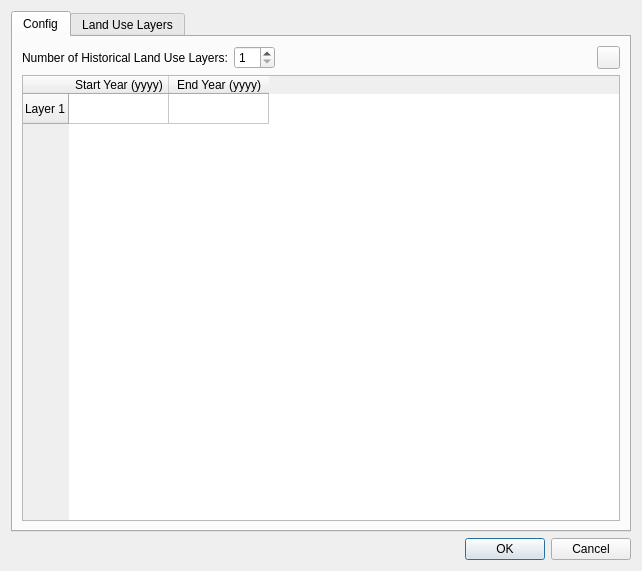
mhm-ufz/mHM-QGIS, file src/mhm_qgis/qt/ui/forms/land_use_historical_input.ui: the form before one commit.
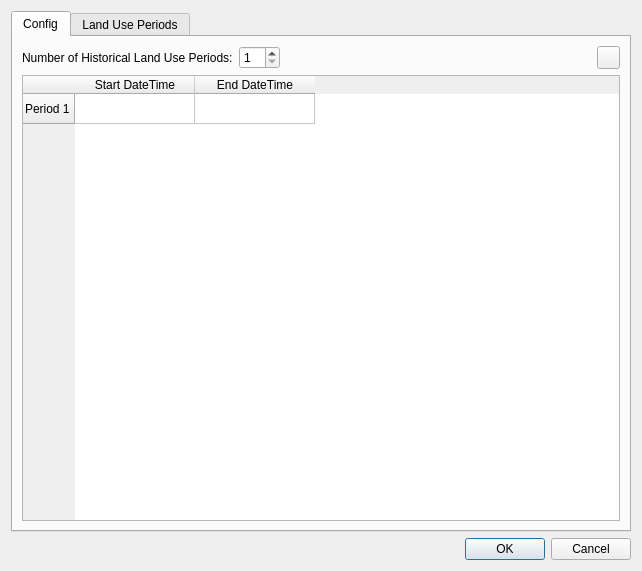
The form after the commit. Icons and pictures are not drawn.

Commit message: restructured configuration and meteo inputs

Patch:
```diff
--- a/src/mhm_qgis/qt/ui/forms/land_use_historical_input.ui
+++ b/src/mhm_qgis/qt/ui/forms/land_use_historical_input.ui
@@ -29,7 +29,7 @@
          <item>
           <widget class="QLabel" name="label_nLandUseLayers">
            <property name="text">
-            <string>Number of Historical Land Use Layers:</string>
+            <string>Number of Historical Land Use Periods:</string>
            </property>
           </widget>
          </item>
@@ -91,19 +91,28 @@
        </item>
        <item>
         <widget class="QTableWidget" name="tableWidget_landUseTimeInputs">
+         <property name="sizeAdjustPolicy">
+          <enum>QAbstractScrollArea::AdjustToContents</enum>
+         </property>
+         <attribute name="horizontalHeaderMinimumSectionSize">
+          <number>25</number>
+         </attribute>
+         <attribute name="horizontalHeaderDefaultSectionSize">
+          <number>120</number>
+         </attribute>
          <row>
           <property name="text">
-           <string>Layer 1</string>
+           <string>Period 1</string>
           </property>
          </row>
          <column>
           <property name="text">
-           <string>Start Year (yyyy)</string>
+           <string>Start DateTime</string>
           </property>
          </column>
          <column>
           <property name="text">
-           <string>End Year (yyyy)</string>
+           <string>End DateTime</string>
           </property>
          </column>
         </widget>
@@ -112,7 +121,7 @@
      </widget>
      <widget class="QWidget" name="tab_historicalLandUseInput">
       <attribute name="title">
-       <string>Land Use Layers</string>
+       <string>Land Use Periods</string>
       </attribute>
       <layout class="QVBoxLayout" name="verticalLayout_3">
        <item>
```
Left out of the diff: 2 changed lines with no effect on the pictures. The commit also changes 89 other files.
